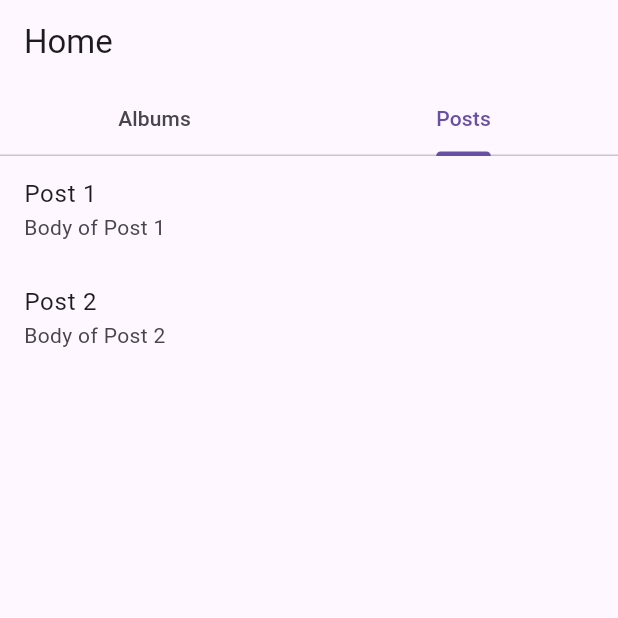
After one commit to sasinduudayanga/Flutter-Assignment-SGX, a Flutter app: the HomePage screen opened directly, tab 2 chosen, on a phone screen of 412 x 824 dp, the top half of it. The commit adds this screen. Run offline on Flutter 3.47's test engine with Material 3 defaults, Android fonts, the phone set to English and light mode, and no system bars.

Commit message:
home page UI

```diff
--- /dev/null
+++ b/lib/home_page.dart
@@ -0,0 +1,132 @@
+import 'package:flutter/material.dart';
+
+class HomePage extends StatelessWidget {
+  @override
+  Widget build(BuildContext context) {
+    return DefaultTabController(
+      length: 2,
+      child: Scaffold(
+        appBar: AppBar(
+          title: Text('Home'),
+          bottom: TabBar(
+            tabs: [
+              Tab(text: 'Albums'),
+              Tab(text: 'Posts'),
+            ],
+          ),
+        ),
+        body: TabBarView(
+          children: [
+            AlbumsPage(),
+            PostsPage(),
+          ],
+        ),
+      ),
+    );
+  }
+}
+
+class AlbumsPage extends StatelessWidget {
+  @override
+  Widget build(BuildContext context) {
+    return Center(
+      child: Text('Albums Page'),
+    );
+  }
+}
+
+class PostsPage extends StatelessWidget {
+  @override
+  Widget build(BuildContext context) {
+    return ListView.builder(
+      itemCount: posts.length,
+      itemBuilder: (context, index) {
+        return ListTile(
+          title: Text(posts[index].title),
+          subtitle: Text(posts[index].body),
+          onTap: () {
+            Navigator.push(
+              context,
+              MaterialPageRoute(
+                builder: (context) => CommentPage(postId: posts[index].id),
+              ),
+            );
+          },
+        );
+      },
+    );
+  }
+}
+
+class CommentPage extends StatelessWidget {
+  final int postId;
+
+  CommentPage({required this.postId});
+
+  @override
+  Widget build(BuildContext context) {
+    return Scaffold(
+      appBar: AppBar(
+        title: Text('Comments'),
+      ),
+      body: FutureBuilder<List<Comment>>(
+        future: fetchComments(postId),
+        builder: (context, snapshot) {
+          if (snapshot.connectionState == ConnectionState.waiting) {
+            return Center(child: CircularProgressIndicator());
+          } else if (snapshot.hasError) {
+            return Center(child: Text('Error: ${snapshot.error}'));
+          } else {
+            return ListView.builder(
+              itemCount: snapshot.data!.length,
+              itemBuilder: (context, index) {
+                return ListTile(
+                  title: Text(snapshot.data![index].name),
+                  subtitle: Text(snapshot.data![index].body),
+                );
+              },
+            );
+          }
+        },
+      ),
+    );
+  }
+}
+
+class Post {
+  final int id;
+  final String title;
+  final String body;
+
+  Post({required this.id, required this.title, required this.body});
+}
+
+class Comment {
+  final int postId;
+  final int id;
+  final String name;
+  final String body;
+
+  Comment({required this.postId, required this.id, required this.name, required this.body});
+}
+
+List<Post> posts = [
+  Post(id: 1, title: 'Post 1', body: 'Body of Post 1'),
+  Post(id: 2, title: 'Post 2', body: 'Body of Post 2'),
+];
+
+Future<List<Comment>> fetchComments(int postId) async {
+  // Simulating fetching comments from an API
+  await Future.delayed(Duration(seconds: 1));
+
+  // Returning dummy comments for demonstration
+  return List.generate(
+    5,
+    (index) => Comment(
+      postId: postId,
+      id: index + 1,
+      name: 'Comment ${index + 1}',
+      body: 'Body of Comment ${index + 1}',
+    ),
+  );
+}
```
Also changed, not shown: lib/login_page.dart (+20 -1 lines).
